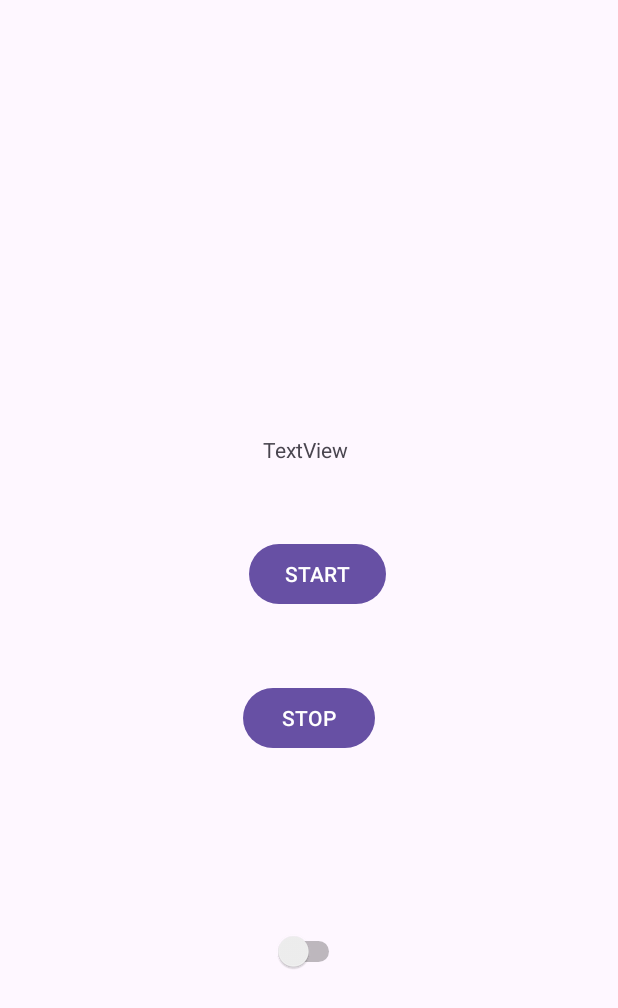
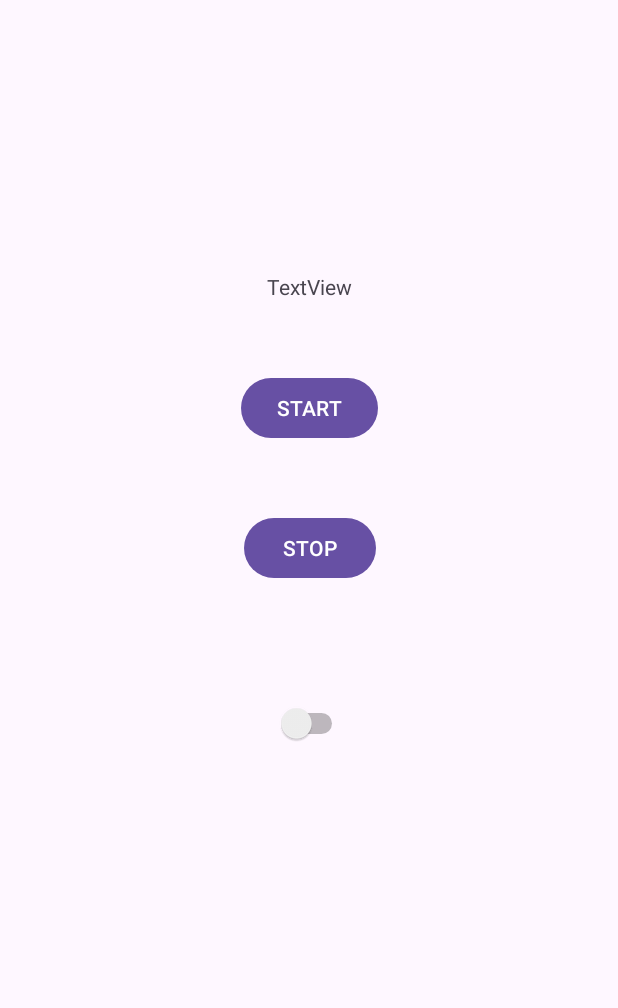
Before and after one commit to cs407uw/cs407-lab04-milestone1-sabarabas, an Android app: the screen it shows after launch (MainActivity), on a phone screen of 412 x 824 dp. Shown: the top 1008 px of the screen. Run offline under Robolectric (Android 15) with nearby library versions, the phone set to English and light mode, and no system bars.

Commit message:
center horizontally

```diff
--- a/app/src/main/res/layout/activity_main.xml
+++ b/app/src/main/res/layout/activity_main.xml
@@ -11,39 +11,39 @@
         android:id="@+id/start"
         android:layout_width="wrap_content"
         android:layout_height="wrap_content"
-        android:layout_marginStart="4dp"
-        android:layout_marginBottom="48dp"
         android:layout_centerHorizontal="true"
+        android:layout_marginTop="248dp"
         android:text="@string/start_button"
-        app:layout_constraintBottom_toTopOf="@+id/stop"
-        app:layout_constraintStart_toStartOf="@+id/stop" />
+        app:layout_constraintEnd_toEndOf="parent"
+        app:layout_constraintStart_toStartOf="parent"
+        app:layout_constraintTop_toTopOf="parent" />
 
     <Button
         android:id="@+id/stop"
         android:layout_width="wrap_content"
         android:layout_height="wrap_content"
-        android:layout_marginBottom="118dp"
         android:layout_centerHorizontal="true"
+        android:layout_marginStart="2dp"
+        android:layout_marginTop="45dp"
         android:text="@string/stop_button"
-        app:layout_constraintBottom_toTopOf="@+id/switch1"
-        app:layout_constraintEnd_toEndOf="parent"
-        app:layout_constraintStart_toStartOf="parent" />
+        app:layout_constraintStart_toStartOf="@+id/start"
+        app:layout_constraintTop_toBottomOf="@+id/start" />
 
     <Switch
         android:id="@+id/switch1"
         android:layout_width="wrap_content"
         android:layout_height="wrap_content"
-        android:layout_marginStart="20dp"
-        android:layout_marginBottom="176dp"
-        app:layout_constraintBottom_toBottomOf="parent"
-        app:layout_constraintStart_toStartOf="@+id/stop" />
+        android:layout_marginStart="21dp"
+        android:layout_marginTop="79dp"
+        app:layout_constraintStart_toStartOf="@+id/stop"
+        app:layout_constraintTop_toBottomOf="@+id/stop" />
 
     <TextView
         android:id="@+id/progressText"
         android:layout_width="wrap_content"
         android:layout_height="wrap_content"
-        android:layout_marginStart="9dp"
-        android:layout_marginBottom="49dp"
+        android:layout_marginStart="17dp"
+        android:layout_marginBottom="47dp"
         android:text="TextView"
         app:layout_constraintBottom_toTopOf="@+id/start"
         app:layout_constraintStart_toStartOf="@+id/start" />
```
